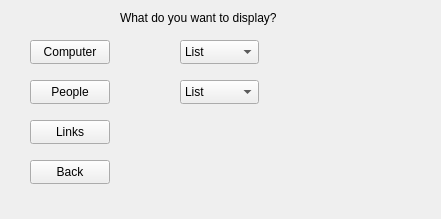
First picture: the form in Widget/displaylist.ui, repository Ladanvini/VLN1-Hopur-5, before the edit.
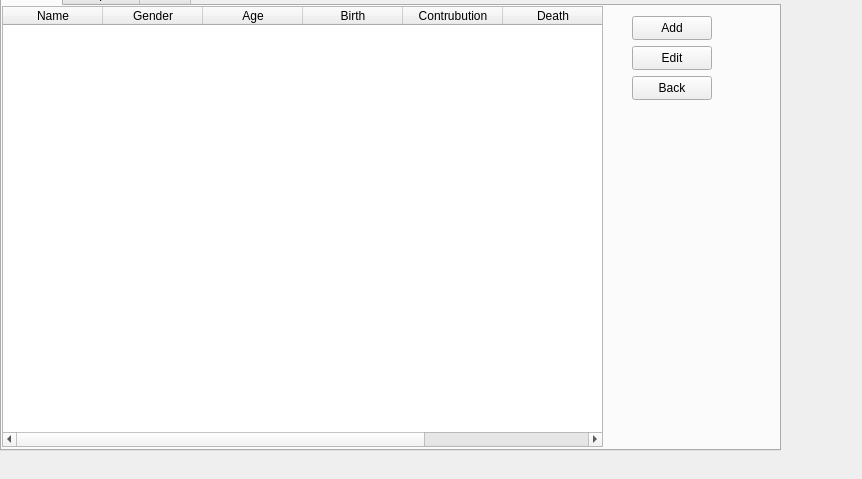
Second picture: the form after the edit. The open tabs and pages were chosen to show the change.

Commit message: Changes for the Display dialog not finished.

What changed in the file:
```diff
--- a/Widget/displaylist.ui
+++ b/Widget/displaylist.ui
@@ -6,117 +6,247 @@
    <rect>
     <x>0</x>
     <y>0</y>
-    <width>441</width>
-    <height>219</height>
+    <width>862</width>
+    <height>479</height>
    </rect>
   </property>
   <property name="windowTitle">
    <string>Form</string>
   </property>
-  <widget class="QPushButton" name="pushButton">
+  <widget class="QTabWidget" name="tabWidget">
    <property name="geometry">
     <rect>
-     <x>30</x>
-     <y>40</y>
-     <width>80</width>
-     <height>24</height>
+     <x>0</x>
+     <y>-20</y>
+     <width>781</width>
+     <height>471</height>
     </rect>
    </property>
-   <property name="text">
-    <string>Computer</string>
+   <property name="currentIndex">
+    <number>1</number>
    </property>
-  </widget>
-  <widget class="QPushButton" name="pushButton_2">
-   <property name="geometry">
-    <rect>
-     <x>30</x>
-     <y>80</y>
-     <width>80</width>
-     <height>24</height>
-    </rect>
-   </property>
-   <property name="text">
-    <string>People</string>
-   </property>
-  </widget>
-  <widget class="QPushButton" name="pushButton_3">
-   <property name="geometry">
-    <rect>
-     <x>30</x>
-     <y>120</y>
-     <width>80</width>
-     <height>24</height>
-    </rect>
-   </property>
-   <property name="text">
-    <string>Links</string>
-   </property>
-  </widget>
-  <widget class="QPushButton" name="pushButton_4">
-   <property name="geometry">
-    <rect>
-     <x>30</x>
-     <y>160</y>
-     <width>80</width>
-     <height>24</height>
-    </rect>
-   </property>
-   <property name="text">
-    <string>Back</string>
-   </property>
-  </widget>
-  <widget class="QLabel" name="label">
-   <property name="geometry">
-    <rect>
-     <x>120</x>
-     <y>10</y>
-     <width>191</width>
-     <height>16</height>
-    </rect>
-   </property>
-   <property name="text">
-    <string>What do you want to display?</string>
-   </property>
-  </widget>
-  <widget class="QComboBox" name="comboBox">
-   <property name="geometry">
-    <rect>
-     <x>180</x>
-     <y>40</y>
-     <width>79</width>
-     <height>24</height>
-    </rect>
-   </property>
-   <item>
-    <property name="text">
-     <string>List</string>
-    </property>
-   </item>
-   <item>
-    <property name="text">
-     <string>Table</string>
-    </property>
-   </item>
-  </widget>
-  <widget class="QComboBox" name="comboBox_2">
-   <property name="geometry">
-    <rect>
-     <x>180</x>
-     <y>80</y>
-     <width>79</width>
-     <height>24</height>
-    </rect>
-   </property>
-   <item>
-    <property name="text">
-     <string>List</string>
-    </property>
-   </item>
-   <item>
-    <property name="text">
-     <string>Table</string>
-    </property>
-   </item>
+   <widget class="QWidget" name="tab">
+    <attribute name="title">
+     <string>Person</string>
+    </attribute>
+    <widget class="QTableWidget" name="tableWidget_2">
+     <property name="geometry">
+      <rect>
+       <x>0</x>
+       <y>0</y>
+       <width>601</width>
+       <height>441</height>
+      </rect>
+     </property>
+     <column>
+      <property name="text">
+       <string>Name</string>
+      </property>
+     </column>
+     <column>
+      <property name="text">
+       <string>Gender</string>
+      </property>
+     </column>
+     <column>
+      <property name="text">
+       <string>Age</string>
+      </property>
+     </column>
+     <column>
+      <property name="text">
+       <string>Birth</string>
+      </property>
+     </column>
+     <column>
+      <property name="text">
+       <string>Contrubution</string>
+      </property>
+     </column>
+     <column>
+      <property name="text">
+       <string>Death</string>
+      </property>
+     </column>
+     <column>
+      <property name="text">
+       <string>Turing</string>
+      </property>
+     </column>
+    </widget>
+    <widget class="QPushButton" name="pushButton_7">
+     <property name="geometry">
+      <rect>
+       <x>630</x>
+       <y>10</y>
+       <width>80</width>
+       <height>24</height>
+      </rect>
+     </property>
+     <property name="text">
+      <string>Add</string>
+     </property>
+    </widget>
+    <widget class="QPushButton" name="pushButton_8">
+     <property name="geometry">
+      <rect>
+       <x>630</x>
+       <y>70</y>
+       <width>80</width>
+       <height>24</height>
+      </rect>
+     </property>
+     <property name="text">
+      <string>Back</string>
+     </property>
+    </widget>
+    <widget class="QPushButton" name="pushButton_9">
+     <property name="geometry">
+      <rect>
+       <x>630</x>
+       <y>40</y>
+       <width>80</width>
+       <height>24</height>
+      </rect>
+     </property>
+     <property name="text">
+      <string>Edit</string>
+     </property>
+    </widget>
+   </widget>
+   <widget class="QWidget" name="tab_2">
+    <attribute name="title">
+     <string>Computer</string>
+    </attribute>
+    <widget class="QTableWidget" name="tableWidget_3">
+     <property name="geometry">
+      <rect>
+       <x>0</x>
+       <y>0</y>
+       <width>421</width>
+       <height>441</height>
+      </rect>
+     </property>
+     <column>
+      <property name="text">
+       <string>Name</string>
+      </property>
+     </column>
+     <column>
+      <property name="text">
+       <string>Type</string>
+      </property>
+     </column>
+     <column>
+      <property name="text">
+       <string>YearBuilt</string>
+      </property>
+     </column>
+    </widget>
+    <widget class="QPushButton" name="pushButton_6">
+     <property name="geometry">
+      <rect>
+       <x>550</x>
+       <y>90</y>
+       <width>80</width>
+       <height>24</height>
+      </rect>
+     </property>
+     <property name="text">
+      <string>Back</string>
+     </property>
+    </widget>
+    <widget class="QPushButton" name="pushButton_4">
+     <property name="geometry">
+      <rect>
+       <x>550</x>
+       <y>30</y>
+       <width>80</width>
+       <height>24</height>
+      </rect>
+     </property>
+     <property name="text">
+      <string>Add</string>
+     </property>
+    </widget>
+    <widget class="QPushButton" name="pushButton_5">
+     <property name="geometry">
+      <rect>
+       <x>550</x>
+       <y>63</y>
+       <width>80</width>
+       <height>21</height>
+      </rect>
+     </property>
+     <property name="text">
+      <string>Edit</string>
+     </property>
+    </widget>
+   </widget>
+   <widget class="QWidget" name="tab_3">
+    <attribute name="title">
+     <string>Links</string>
+    </attribute>
+    <widget class="QTableWidget" name="tableWidget">
+     <property name="geometry">
+      <rect>
+       <x>5</x>
+       <y>1</y>
+       <width>371</width>
+       <height>321</height>
+      </rect>
+     </property>
+     <column>
+      <property name="text">
+       <string>Name</string>
+      </property>
+     </column>
+     <column>
+      <property name="text">
+       <string>Computer</string>
+      </property>
+     </column>
+    </widget>
+    <widget class="QPushButton" name="pushButton">
+     <property name="geometry">
+      <rect>
+       <x>490</x>
+       <y>10</y>
+       <width>80</width>
+       <height>24</height>
+      </rect>
+     </property>
+     <property name="text">
+      <string>Add</string>
+     </property>
+    </widget>
+    <widget class="QPushButton" name="pushButton_2">
+     <property name="geometry">
+      <rect>
+       <x>490</x>
+       <y>40</y>
+       <width>80</width>
+       <height>24</height>
+      </rect>
+     </property>
+     <property name="text">
+      <string>Edit</string>
+     </property>
+    </widget>
+    <widget class="QPushButton" name="pushButton_3">
+     <property name="geometry">
+      <rect>
+       <x>490</x>
+       <y>70</y>
+       <width>80</width>
+       <height>24</height>
+      </rect>
+     </property>
+     <property name="text">
+      <string>Back</string>
+     </property>
+    </widget>
+   </widget>
   </widget>
  </widget>
  <resources/>
```
The commit also changes 1 other file.
